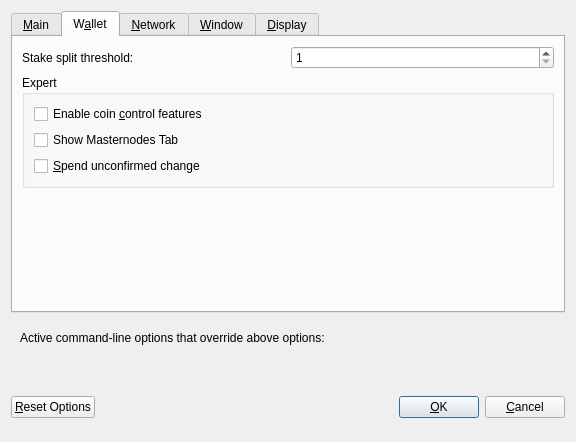
Above: src/qt/forms/optionsdialog.ui from pedrorv0106/DAPS before the change. Below: the same form after it.
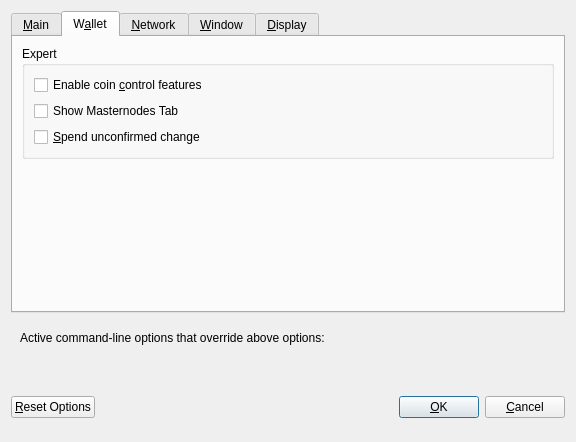
That is the form after the change. The open tabs and pages were chosen to show the change. Custom widgets are drawn as their Qt base class.

The edit to the form file:
```diff
--- a/src/qt/forms/optionsdialog.ui
+++ b/src/qt/forms/optionsdialog.ui
@@ -216,27 +216,6 @@
        <string>W&amp;allet</string>
       </attribute>
       <layout class="QVBoxLayout" name="verticalLayout_Wallet">
-       <item>
-        <layout class="QHBoxLayout" name="horizontalLayout_2_Wallet">
-         <item>
-          <widget class="QLabel" name="labelStakeSplitThresholdText">
-           <property name="text">
-            <string>Stake split threshold:</string>
-           </property>
-          </widget>
-         </item>
-         <item>
-          <widget class="QSpinBox" name="spinBoxStakeSplitThreshold">
-           <property name="minimum">
-            <number>1</number>
-           </property>
-           <property name="maximum">
-            <number>999999</number>
-           </property>
-          </widget>
-         </item>
-        </layout>
-       </item>
        <item>
         <widget class="QGroupBox" name="groupBox">
          <property name="title">
```
Left out of the diff: 28 changed lines with no effect on the pictures.
